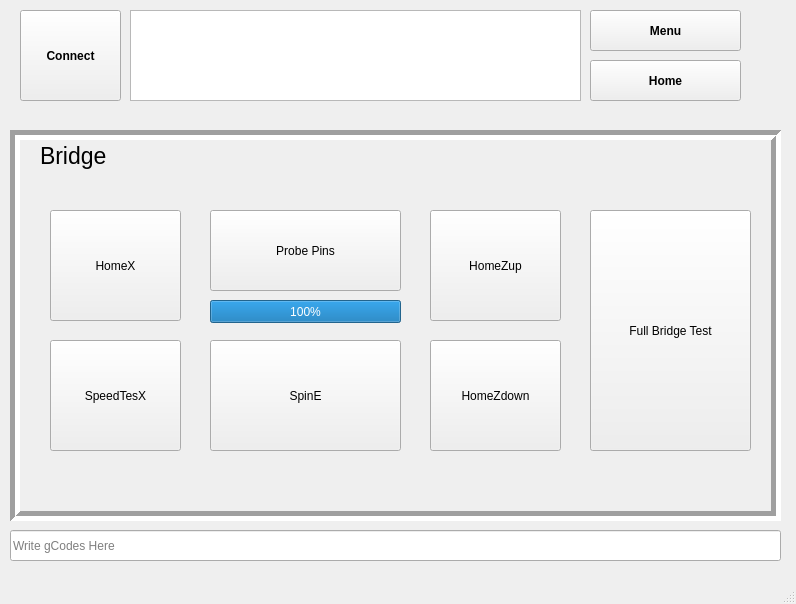
Before: the Qt Designer form FT_vone/mainwindow.ui in 7ome/Functional-Test, drawn with Qt 5.
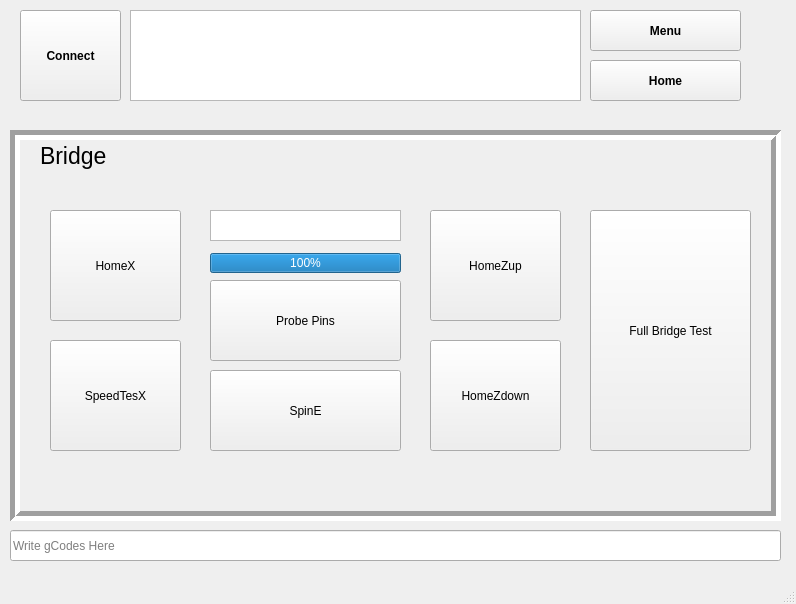
After: the same form once the commit is applied.

Commit message:
Probe testing continuation
still fixing disconnect probe

```diff
--- a/FT_vone/mainwindow.ui
+++ b/FT_vone/mainwindow.ui
@@ -237,9 +237,9 @@
       <property name="geometry">
        <rect>
         <x>190</x>
-        <y>200</y>
+        <y>230</y>
         <width>191</width>
-        <height>111</height>
+        <height>81</height>
        </rect>
       </property>
       <property name="text">
@@ -307,7 +307,7 @@
       <property name="geometry">
        <rect>
         <x>190</x>
-        <y>70</y>
+        <y>140</y>
         <width>191</width>
         <height>81</height>
        </rect>
@@ -320,11 +320,14 @@
       <property name="geometry">
        <rect>
         <x>190</x>
-        <y>160</y>
+        <y>113</y>
         <width>191</width>
-        <height>23</height>
+        <height>20</height>
        </rect>
       </property>
+      <property name="autoFillBackground">
+       <bool>false</bool>
+      </property>
       <property name="value">
        <number>100</number>
       </property>
@@ -345,6 +348,16 @@
        <set>QDialogButtonBox::Cancel|QDialogButtonBox::Ok</set>
       </property>
      </widget>
+     <widget class="QTextBrowser" name="probeBrowser">
+      <property name="geometry">
+       <rect>
+        <x>190</x>
+        <y>70</y>
+        <width>191</width>
+        <height>31</height>
+       </rect>
+      </property>
+     </widget>
     </widget>
     <widget class="QWidget" name="page_3">
      <widget class="QLabel" name="label_2">
```
The commit also changes 5 other files.
